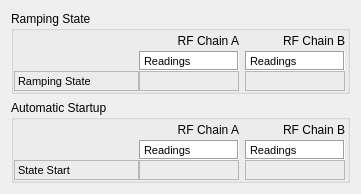
Above: src/llrfgui/widgets/rampingdiag/ui/RampingDiag.ui from amilan/app-maxiv-llrfexpert before the change. Below: the same form after it.
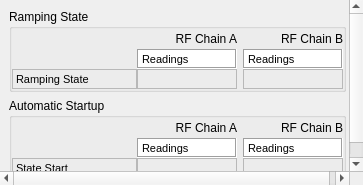
That is the form after the change. Custom widgets are drawn as their Qt base class.

Commit message:
Scrollable area added.
An scroll area has been added to each widget.

Diff of the .ui file:
```diff
--- a/src/llrfgui/widgets/rampingdiag/ui/RampingDiag.ui
+++ b/src/llrfgui/widgets/rampingdiag/ui/RampingDiag.ui
@@ -6,14 +6,38 @@
    <rect>
     <x>0</x>
     <y>0</y>
-    <width>361</width>
-    <height>184</height>
+    <width>363</width>
+    <height>185</height>
    </rect>
   </property>
   <property name="windowTitle">
    <string>Form</string>
   </property>
   <layout class="QGridLayout" name="gridLayout">
+   <property name="margin">
+    <number>0</number>
+   </property>
+   <property name="spacing">
+    <number>0</number>
+   </property>
+   <item row="0" column="0">
+    <widget class="QScrollArea" name="scrollArea">
+     <property name="frameShape">
+      <enum>QFrame::NoFrame</enum>
+     </property>
+     <property name="widgetResizable">
+      <bool>true</bool>
+     </property>
+     <widget class="QWidget" name="scrollAreaWidgetContents">
+      <property name="geometry">
+       <rect>
+        <x>0</x>
+        <y>0</y>
+        <width>363</width>
+        <height>185</height>
+       </rect>
+      </property>
+      <layout class="QGridLayout" name="gridLayout_2">
    <item row="0" column="0">
     <widget class="QGroupBox" name="groupBox_7">
      <property name="title">
@@ -771,6 +795,10 @@
        </layout>
       </item>
      </layout>
+        </widget>
+       </item>
+      </layout>
+     </widget>
     </widget>
    </item>
   </layout>
```
Lines whose indentation alone changed are shown as unchanged. The commit also changes 24 other files.
